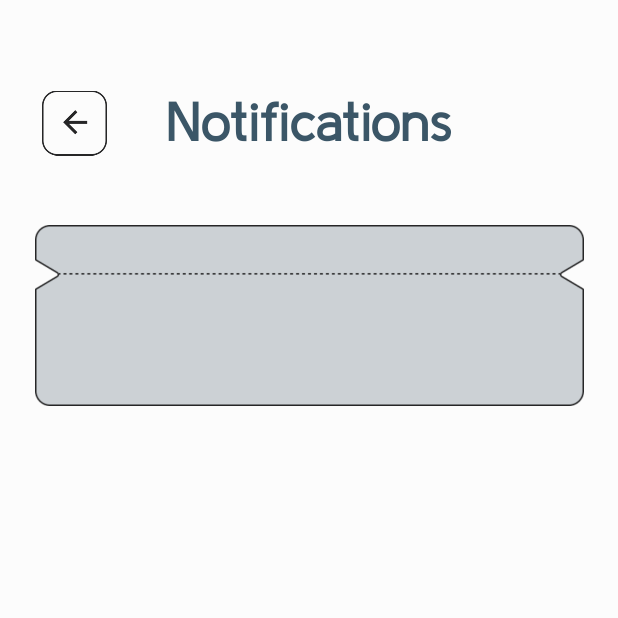
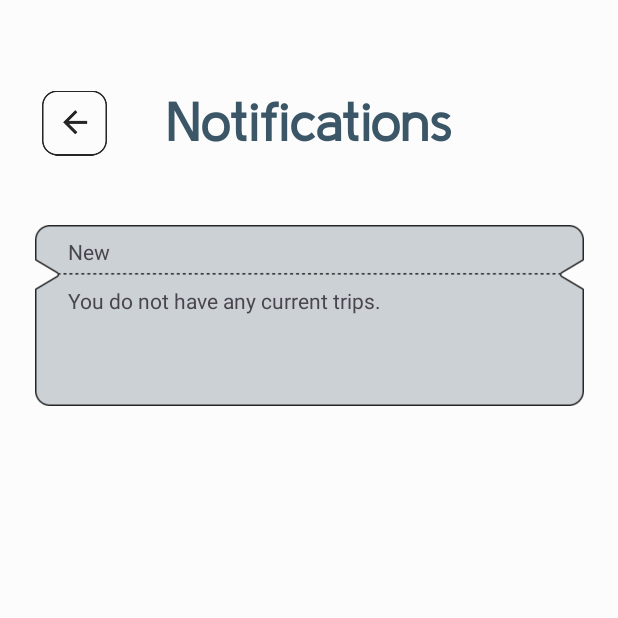
Before and after one commit to qiting2270/Comp90018-Wanderly, an Android app: the NotificationActivity screen opened directly, with no data from a screen before it, on a phone screen of 412 x 824 dp, the top half of it. Run offline under Robolectric (Android 15) with nearby library versions, the light colour scheme and no system bars; our stand-ins replace Firebase (no records; nobody signed in at launch, a user with empty details on screens opened directly).

Commit message:
Finish notification
It will look for the date closest to the current date in all trips. If the closest trip is tomorrow, it will remind the user that you have an upcoming trip to ‘xxx’ tomorrow.

```diff
--- a/Wanderly/app/src/main/java/com/example/wanderly/NotificationActivity.java
+++ b/Wanderly/app/src/main/java/com/example/wanderly/NotificationActivity.java
@@ -3,35 +3,119 @@ package com.example.wanderly;
 import android.os.Bundle;
 import android.view.View;
 import android.widget.ImageView;
+import android.widget.TextView;
 
-import androidx.activity.EdgeToEdge;
 import androidx.annotation.Nullable;
 import androidx.appcompat.app.AppCompatActivity;
 
 import com.google.firebase.auth.FirebaseAuth;
+import com.google.firebase.database.DataSnapshot;
+import com.google.firebase.database.DatabaseError;
+import com.google.firebase.database.DatabaseReference;
+import com.google.firebase.database.FirebaseDatabase;
+import com.google.firebase.database.ValueEventListener;
+
+import java.text.ParseException;
+import java.text.SimpleDateFormat;
+import java.util.Calendar;
+import java.util.Date;
+import java.util.Locale;
 
 public class NotificationActivity extends AppCompatActivity {
     private FirebaseAuth auth;
     private String currentUserId;
+    private TextView notificationTextView;
+    private TextView notifyTitle;
+    private DatabaseReference tripsRef;
 
     @Override
     protected void onCreate(@Nullable Bundle savedInstanceState) {
         super.onCreate(savedInstanceState);
-        EdgeToEdge.enable(this);
         setContentView(R.layout.activity_notification);
 
         auth = FirebaseAuth.getInstance();
         currentUserId = auth.getCurrentUser().getUid();
 
-        //back icon logic
-        ImageView backIcon = (ImageView) findViewById(R.id.back_icon);
+        // Back button
+        ImageView backIcon = findViewById(R.id.back_icon);
         backIcon.setOnClickListener(new View.OnClickListener() {
             @Override
             public void onClick(View view) {
-                // go back to previous activity
                 finish();
             }
         });
 
+        // Set title
+        notifyTitle = findViewById(R.id.notify_title);
+        notifyTitle.setText("New");
+
+        // Set content
+        notificationTextView = findViewById(R.id.notify_content);
+        tripsRef = FirebaseDatabase.getInstance().getReference("Trips/TripID1");
+
+        displayNotification();
     }
+
+    private void displayNotification() {
+        tripsRef.addListenerForSingleValueEvent(new ValueEventListener() {
+            @Override
+            public void onDataChange(DataSnapshot dataSnapshot) {
+                if (!dataSnapshot.hasChildren()) {
+                    // 如果没有行程数据，显示提示信息
+                    notificationTextView.setText("You do not have any current trips.");
+                    return;
+                }
+
+                SimpleDateFormat dateFormat = new SimpleDateFormat("yyyy-MM-dd", Locale.getDefault());
+                Date nearestDate = null;
+                String nearestDestination = null;
+
+                // Iterate all trips to find the most recent one
+                for (DataSnapshot tripSnapshot : dataSnapshot.getChildren()) {
+                    String departureDateStr = tripSnapshot.child("departure_dates").getValue(String.class);
+                    String destination = tripSnapshot.child("destination").getValue(String.class);
+
+                    if (departureDateStr != null && destination != null) {
+                        try {
+                            Date departureDate = dateFormat.parse(departureDateStr);
+
+                            if (nearestDate == null || (departureDate != null && departureDate.before(nearestDate))) {
+                                nearestDate = departureDate;
+                                nearestDestination = destination;
+                            }
+                        } catch (ParseException e) {
+                            e.printStackTrace();
+                        }
+                    }
+                }
+
+                if (nearestDate != null) {
+                    // Get the next day of the current date
+                    Calendar calendar = Calendar.getInstance();
+                    calendar.add(Calendar.DAY_OF_YEAR, 1);
+                    Date tomorrowDate = calendar.getTime();
+
+                    // Formatted as a ‘yyyy-MM-dd’ string
+                    String formattedNearestDate = dateFormat.format(nearestDate);
+                    String formattedTomorrowDate = dateFormat.format(tomorrowDate);
+
+                    // Compare dates
+                    if (formattedNearestDate.equals(formattedTomorrowDate)) {
+                        String message = "Get ready for tomorrow! Tomorrow you have a trip to " + nearestDestination + ".";
+                        notificationTextView.setText(message);
+                    } else {
+                        notificationTextView.setText("No upcoming trips tomorrow: " + formattedTomorrowDate);
+                    }
+                } else {
+                    notificationTextView.setText("No upcoming trips found.");
+                }
+            }
+
+            @Override
+            public void onCancelled(DatabaseError databaseError) {
+                notificationTextView.setText("Failed to load trip information.");
+            }
+        });
+    }
+
 }
--- a/Wanderly/app/src/main/res/layout/activity_notification.xml
+++ b/Wanderly/app/src/main/res/layout/activity_notification.xml
@@ -37,12 +37,34 @@
         android:id="@+id/notification_content"
         android:layout_width="366dp"
         android:layout_height="120.5dp"
+        android:layout_marginLeft="23dp"
+        android:layout_marginTop="150dp"
         android:background="@drawable/frame5"
-        android:layout_marginTop="150dp"
-        android:layout_marginLeft="23dp"
         app:layout_constraintEnd_toEndOf="parent"
         app:layout_constraintHorizontal_bias="0.0"
         app:layout_constraintStart_toStartOf="parent"
         app:layout_constraintTop_toTopOf="parent" />
 
+    <TextView
+        android:id="@+id/notify_content"
+        android:layout_width="322dp"
+        android:layout_height="68dp"
+        android:layout_marginBottom="12dp"
+        android:text="TextView"
+        app:layout_constraintBottom_toBottomOf="@+id/notification_content"
+        app:layout_constraintEnd_toEndOf="@+id/notification_content"
+        app:layout_constraintStart_toStartOf="@+id/notification_content"
+        app:layout_constraintTop_toTopOf="@+id/notification_content"
+        app:layout_constraintVertical_bias="1.0" />
+
+    <TextView
+        android:id="@+id/notify_title"
+        android:layout_width="wrap_content"
+        android:layout_height="wrap_content"
+        android:layout_marginStart="22dp"
+        android:layout_marginTop="8dp"
+        android:text="TextView"
+        app:layout_constraintStart_toStartOf="@+id/notification_content"
+        app:layout_constraintTop_toTopOf="@+id/notification_content" />
+
 </androidx.constraintlayout.widget.ConstraintLayout>
```
